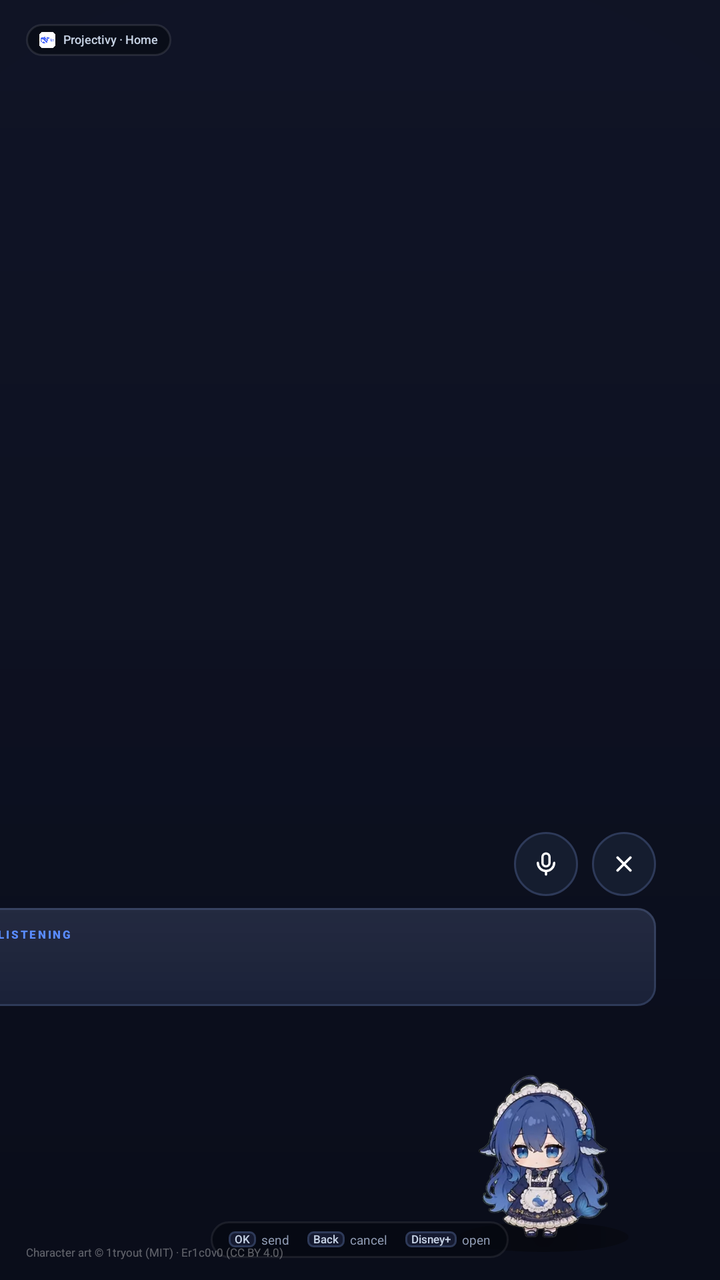
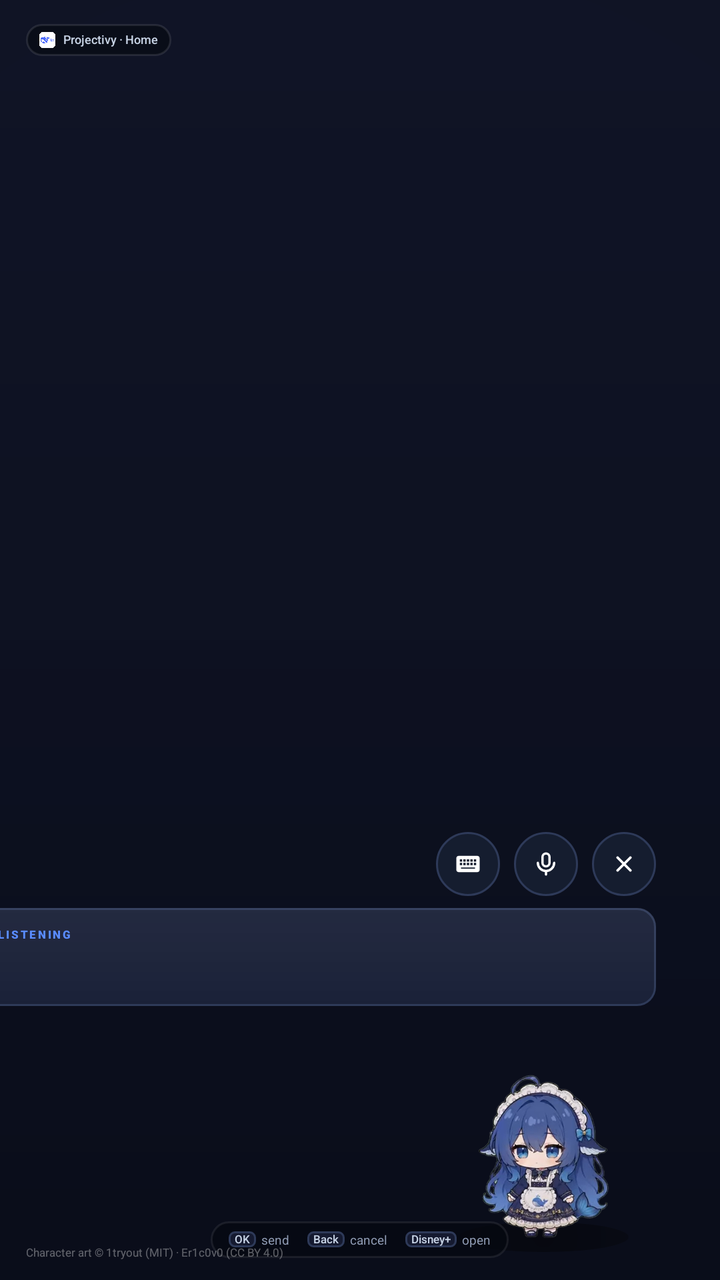

Compare the two renders of this Android layout. The source of the first and the diff that turns it into the second are given below.
<!-- AndroidManifest.xml: application theme AppTheme -->
<!-- res/layout/whale_session.xml -->
<?xml version="1.0" encoding="utf-8"?>
<FrameLayout xmlns:android="http://schemas.android.com/apk/res/android"
    android:id="@+id/whale_session_root"
    android:layout_width="match_parent"
    android:layout_height="match_parent"
    android:background="@android:color/transparent">

    
    <ImageView
        android:id="@+id/whale_backdrop"
        android:layout_width="match_parent"
        android:layout_height="match_parent"
        android:alpha="0"
        android:contentDescription="@null"
        android:importantForAccessibility="no"
        android:scaleType="fitXY"
        android:visibility="invisible" />

    
    <View
        android:id="@+id/whale_dim"
        android:layout_width="match_parent"
        android:layout_height="match_parent"
        android:background="#00000000" />

    <View
        android:id="@+id/whale_scrim"
        android:layout_width="match_parent"
        android:layout_height="match_parent"
        android:background="@drawable/session_scrim" />

    
    <LinearLayout
        android:id="@+id/whale_app_chip"
        android:layout_width="wrap_content"
        android:layout_height="wrap_content"
        android:layout_gravity="top|start"
        android:layout_marginLeft="@dimen/app_chip_left"
        android:layout_marginTop="@dimen/app_chip_top"
        android:background="@drawable/app_chip"
        android:gravity="center_vertical"
        android:orientation="horizontal"
        android:paddingLeft="6.5dp"
        android:paddingTop="4dp"
        android:paddingRight="6.5dp"
        android:paddingBottom="4dp">

        <ImageView
            android:layout_width="@dimen/app_chip_icon"
            android:layout_height="@dimen/app_chip_icon"
            android:contentDescription="App"
            android:scaleType="fitCenter"
            android:src="@drawable/ic_launcher" />

        <TextView
            android:id="@+id/whale_app_chip_text"
            android:layout_width="wrap_content"
            android:layout_height="wrap_content"
            android:layout_marginLeft="4dp"
            android:fontFamily="sans-serif-medium"
            android:includeFontPadding="false"
            android:text="Projectivy · Home"
            android:textColor="@color/chip_text"
            android:textSize="6dp" />
    </LinearLayout>

    
    <LinearLayout
        android:id="@+id/whale_modal"
        android:layout_width="wrap_content"
        android:layout_height="wrap_content"
        android:layout_gravity="bottom|end"
        android:layout_marginRight="@dimen/overlay_right"
        android:layout_marginBottom="@dimen/bubble_bottom"
        android:gravity="end"
        android:orientation="vertical">

        
        <LinearLayout
            android:layout_width="@dimen/bubble_width"
            android:layout_height="wrap_content"
            android:layout_marginBottom="@dimen/overlay_bubble_gap"
            android:gravity="center_vertical"
            android:orientation="horizontal">

            <ImageButton
                android:id="@+id/whale_settings"
                android:layout_width="@dimen/disc_overlay"
                android:layout_height="@dimen/disc_overlay"
                android:background="@drawable/btn_close"
                android:contentDescription="Settings"
                android:focusable="true"
                android:nextFocusDown="@id/whale_send"
                android:nextFocusRight="@id/whale_again"
                android:nextFocusUp="@id/whale_again"
                android:padding="8dp"
                android:scaleType="centerInside"
                android:src="@drawable/ic_gear" />

            <View
                android:layout_width="0dp"
                android:layout_height="1dp"
                android:layout_weight="1" />

            <ImageButton
                android:id="@+id/whale_again"
                android:layout_width="@dimen/disc_overlay"
                android:layout_height="@dimen/disc_overlay"
                android:background="@drawable/btn_close"
                android:contentDescription="Send / ask another question"
                android:focusable="true"
                android:nextFocusLeft="@id/whale_settings"
                android:nextFocusRight="@id/whale_close"
                android:padding="9dp"
                android:scaleType="centerInside"
                android:src="@drawable/ic_mic_overlay" />

            <ImageButton
                android:id="@+id/whale_close"
                android:layout_width="@dimen/disc_overlay"
                android:layout_height="@dimen/disc_overlay"
                android:layout_marginLeft="@dimen/overlay_actions_gap"
                android:background="@drawable/btn_close"
                android:contentDescription="Close"
                android:focusable="true"
                android:nextFocusLeft="@id/whale_again"
                android:padding="9dp"
                android:scaleType="centerInside"
                android:src="@drawable/ic_close_overlay" />
        </LinearLayout>

        
        <LinearLayout
            android:layout_width="@dimen/bubble_width"
            android:layout_height="wrap_content"
            android:background="@drawable/bubble"
            android:orientation="horizontal"
            android:paddingLeft="12dp"
            android:paddingTop="10dp"
            android:paddingRight="12dp"
            android:paddingBottom="11dp">

            <View
                android:id="@+id/whale_rule"
                android:layout_width="2dp"
                android:layout_height="match_parent"
                android:layout_marginTop="1dp"
                android:layout_marginBottom="1dp"
                android:background="@drawable/accent_bar" />

            <LinearLayout
                android:layout_width="0dp"
                android:layout_height="wrap_content"
                android:layout_marginLeft="8dp"
                android:layout_weight="1"
                android:orientation="vertical">

                <LinearLayout
                    android:layout_width="match_parent"
                    android:layout_height="wrap_content"
                    android:gravity="center_vertical"
                    android:orientation="horizontal">

                    <View
                        android:id="@+id/whale_dot"
                        android:layout_width="@dimen/dot_sm"
                        android:layout_height="@dimen/dot_sm"
                        android:layout_marginRight="4.5dp"
                        android:background="@drawable/dot_accent" />

                    <TextView
                        android:id="@+id/whale_eyebrow"
                        style="@style/Shadcn.Eyebrow"
                        android:layout_width="0dp"
                        android:layout_height="wrap_content"
                        android:layout_weight="1"
                        android:text="LISTENING" />

                    <ImageButton
                        android:id="@+id/whale_send"
                        android:layout_width="@dimen/send"
                        android:layout_height="@dimen/send"
                        android:background="@drawable/btn_close"
                        android:contentDescription="Send"
                        android:focusable="true"
                        android:nextFocusLeft="@id/whale_settings"
                        android:nextFocusUp="@id/whale_again"
                        android:padding="4.5dp"
                        android:scaleType="centerInside"
                        android:src="@drawable/ic_send_small"
                        android:visibility="gone" />
                </LinearLayout>

                <TextView
                    android:id="@+id/whale_you"
                    style="@style/Shadcn.Heard"
                    android:layout_width="match_parent"
                    android:layout_height="wrap_content"
                    android:layout_marginTop="6dp"
                    android:maxLines="3"
                    android:visibility="gone" />

                <TextView
                    android:id="@+id/whale_text"
                    style="@style/Shadcn.Say"
                    android:layout_width="match_parent"
                    android:layout_height="wrap_content"
                    android:layout_marginTop="4dp"
                    android:maxLines="7" />
            </LinearLayout>
        </LinearLayout>
    </LinearLayout>

    
    <FrameLayout
        android:id="@+id/whale_pet_wrap"
        android:layout_width="@dimen/pet_w"
        android:layout_height="@dimen/pet_h"
        android:layout_gravity="bottom|end"
        android:layout_marginRight="@dimen/pet_right"
        android:layout_marginBottom="@dimen/pet_bottom"
        android:clipChildren="false">

        <View
            android:layout_width="85dp"
            android:layout_height="15dp"
            android:layout_gravity="bottom|center_horizontal"
            android:layout_marginBottom="2dp"
            android:background="@drawable/pet_shadow" />

        <ImageView
            android:id="@+id/whale_art"
            android:layout_width="@dimen/pet_h"
            android:layout_height="@dimen/pet_h"
            android:layout_gravity="bottom|center_horizontal"
            android:contentDescription="Powered by Whale-chan"
            android:scaleType="fitCenter"
            android:src="@drawable/ic_whale" />
    </FrameLayout>

    
    <LinearLayout
        android:layout_width="wrap_content"
        android:layout_height="wrap_content"
        android:layout_gravity="bottom|center_horizontal"
        android:layout_marginBottom="11dp"
        android:background="@drawable/remote_hint"
        android:gravity="center_vertical"
        android:orientation="horizontal"
        android:paddingLeft="9dp"
        android:paddingTop="4.5dp"
        android:paddingRight="9dp"
        android:paddingBottom="4.5dp">

        <TextView
            style="@style/Shadcn.ChipKey"
            android:layout_width="wrap_content"
            android:layout_height="wrap_content"
            android:background="@drawable/kbd_chip"
            android:paddingLeft="3dp"
            android:paddingTop="0.5dp"
            android:paddingRight="3dp"
            android:paddingBottom="0.5dp"
            android:text="OK" />

        <TextView
            style="@style/Shadcn.Fine"
            android:layout_width="wrap_content"
            android:layout_height="wrap_content"
            android:layout_marginLeft="2.5dp"
            android:text="send" />

        <TextView
            style="@style/Shadcn.ChipKey"
            android:layout_width="wrap_content"
            android:layout_height="wrap_content"
            android:layout_marginLeft="9dp"
            android:background="@drawable/kbd_chip"
            android:paddingLeft="3dp"
            android:paddingTop="0.5dp"
            android:paddingRight="3dp"
            android:paddingBottom="0.5dp"
            android:text="Back" />

        <TextView
            style="@style/Shadcn.Fine"
            android:layout_width="wrap_content"
            android:layout_height="wrap_content"
            android:layout_marginLeft="2.5dp"
            android:text="cancel" />

        <TextView
            style="@style/Shadcn.ChipKey"
            android:layout_width="wrap_content"
            android:layout_height="wrap_content"
            android:layout_marginLeft="9dp"
            android:background="@drawable/kbd_chip"
            android:paddingLeft="3dp"
            android:paddingTop="0.5dp"
            android:paddingRight="3dp"
            android:paddingBottom="0.5dp"
            android:text="Disney+" />

        <TextView
            style="@style/Shadcn.Fine"
            android:layout_width="wrap_content"
            android:layout_height="wrap_content"
            android:layout_marginLeft="2.5dp"
            android:text="open" />
    </LinearLayout>

    <TextView
        android:id="@+id/whale_attribution"
        android:layout_width="wrap_content"
        android:layout_height="wrap_content"
        android:layout_gravity="bottom|start"
        android:layout_marginLeft="13dp"
        android:layout_marginBottom="10dp"
        android:text="@string/credit"
        android:textColor="#59FFFFFF"
        android:textSize="5.5dp" />
</FrameLayout>
<!-- resources referenced by this layout -->
<resources>
  <color name="chip_text">#C6D2E4</color>
  <dimen name="app_chip_icon">8dp</dimen>
  <dimen name="app_chip_left">13dp</dimen>
  <dimen name="app_chip_top">12dp</dimen>
  <dimen name="bubble_bottom">137dp</dimen>
  <dimen name="bubble_width">360dp</dimen>
  <dimen name="disc_overlay">32dp</dimen>
  <dimen name="dot_sm">4dp</dimen>
  <dimen name="overlay_actions_gap">7dp</dimen>
  <dimen name="overlay_bubble_gap">6dp</dimen>
  <dimen name="overlay_right">32dp</dimen>
  <dimen name="pet_bottom">12dp</dimen>
  <dimen name="pet_h">110dp</dimen>
  <dimen name="pet_right">28dp</dimen>
  <dimen name="pet_w">120dp</dimen>
  <dimen name="send">19dp</dimen>
  <!-- drawable accent_bar (drawable) -->
  <?xml version="1.0" encoding="utf-8"?>
  <shape xmlns:android="http://schemas.android.com/apk/res/android" android:shape="rectangle">
      <solid android:color="@color/primary" />
      <corners android:radius="1dp" />
  </shape>
  <!-- drawable dot_accent (drawable) -->
  <?xml version="1.0" encoding="utf-8"?>
  <shape xmlns:android="http://schemas.android.com/apk/res/android" android:shape="oval">
      <solid android:color="@color/primary" /><size android:width="10dp" android:height="10dp" />
  </shape>
  <string name="credit">Character art © 1tryout (MIT) · Er1c0v0 (CC BY 4.0)</string>
  <style name="Shadcn.ChipKey">
          <item name="android:textSize">5.5dp</item>
          <item name="android:textColor">@color/chip_text</item>
          <item name="android:fontFamily">sans-serif-medium</item>
          <item name="android:includeFontPadding">false</item>
      </style>
  <style name="Shadcn.Fine">
          <item name="android:textSize">6.25dp</item>
          <item name="android:textColor">@color/muted_foreground</item>
      </style>
  <style name="Shadcn.Heard">
          <item name="android:textSize">10dp</item>
          <item name="android:textColor">@color/heard_text</item>
          <item name="android:textStyle">italic</item>
          <item name="android:lineSpacingExtra">1dp</item>
      </style>
  <style name="Shadcn.Say">
          <item name="android:textSize">12.5dp</item>
          <item name="android:textColor">@color/foreground</item>
          <item name="android:letterSpacing">-0.01</item>
          <item name="android:lineSpacingExtra">2dp</item>
      </style>
  <color name="primary">#3366FF</color>
  <color name="overlay_chip_fill">#99060910</color>
  <color name="overlay_chip_border">#1AFFFFFF</color>
  <color name="dark_btn_hover">#1B2438</color>
  <dimen name="focus_stroke">2dp</dimen>
  <color name="ring">#598BFF</color>
  <color name="dark_btn_pressed">#232F49</color>
  <color name="border">#2E3A59</color>
  <color name="dark_btn">#151D2F</color>
  <color name="card">#1A2138</color>
  <dimen name="radius_bubble">9dp</dimen>
  <color name="foreground">#FFFFFF</color>
  <color name="muted">#151A30</color>
  <color name="kbd_border">#2E3A59</color>
  <color name="overlay_hint_fill">#A8060910</color>
  <color name="overlay_hint_border">#14FFFFFF</color>
  <color name="primary_hover">#598BFF</color>
  <color name="muted_foreground">#8F9BB3</color>
  <color name="heard_text">#C9D6E8</color>
  <color name="background">#101426</color>
  <color name="background_end">#0B0F1F</color>
  <!-- unchanged entries left out for length: 16 -->
</resources>

<!-- the commit's change to res/layout/whale_session.xml (unified diff, before → after) -->
@@ -91,8 +91,8 @@
                 android:contentDescription="Settings"
                 android:focusable="true"
                 android:nextFocusDown="@id/whale_send"
-                android:nextFocusRight="@id/whale_again"
-                android:nextFocusUp="@id/whale_again"
+                android:nextFocusRight="@id/whale_type"
+                android:nextFocusUp="@id/whale_type"
                 android:padding="8dp"
                 android:scaleType="centerInside"
                 android:src="@drawable/ic_gear" />
@@ -101,6 +101,20 @@
                 android:layout_width="0dp"
                 android:layout_height="1dp"
                 android:layout_weight="1" />
+
+            <ImageButton
+                android:id="@+id/whale_type"
+                android:layout_width="@dimen/disc_overlay"
+                android:layout_height="@dimen/disc_overlay"
+                android:layout_marginRight="@dimen/overlay_actions_gap"
+                android:background="@drawable/btn_close"
+                android:contentDescription="Type a request"
+                android:focusable="true"
+                android:nextFocusLeft="@id/whale_settings"
+                android:nextFocusRight="@id/whale_again"
+                android:padding="9dp"
+                android:scaleType="centerInside"
+                android:src="@drawable/ic_keyboard" />
 
             <ImageButton
                 android:id="@+id/whale_again"
@@ -109,7 +123,7 @@
                 android:background="@drawable/btn_close"
                 android:contentDescription="Send / ask another question"
                 android:focusable="true"
-                android:nextFocusLeft="@id/whale_settings"
+                android:nextFocusLeft="@id/whale_type"
                 android:nextFocusRight="@id/whale_close"
                 android:padding="9dp"
                 android:scaleType="centerInside"
<!-- resource entries referenced after the edit -->
@@ -27,6 +27,14 @@
   <shape xmlns:android="http://schemas.android.com/apk/res/android" android:shape="oval">
       <solid android:color="@color/primary" /><size android:width="10dp" android:height="10dp" />
   </shape>
+  <!-- drawable ic_keyboard (drawable) -->
+  <?xml version="1.0" encoding="utf-8"?>
+  <vector xmlns:android="http://schemas.android.com/apk/res/android"
+      android:width="24dp" android:height="24dp"
+      android:viewportWidth="24" android:viewportHeight="24">
+      <path android:fillColor="#FFFFFFFF"
+          android:pathData="M20,5H4C2.9,5 2,5.9 2,7v10c0,1.1 0.9,2 2,2h16c1.1,0 2,-0.9 2,-2V7c0,-1.1 -0.9,-2 -2,-2zM11,8h2v2h-2V8zM11,11h2v2h-2v-2zM8,8h2v2H8V8zM8,11h2v2H8v-2zM5,8h2v2H5V8zM5,11h2v2H5v-2zM6,16v-1h12v1H6zM16,13h-2v-2h2v2zM16,10h-2V8h2v2zM19,13h-2v-2h2v2zM19,10h-2V8h2v2z" />
+  </vector>
   <string name="credit">Character art © 1tryout (MIT) · Er1c0v0 (CC BY 4.0)</string>
   <style name="Shadcn.ChipKey">
           <item name="android:textSize">5.5dp</item>
